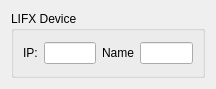
Qt form qt/ManualDevicesSettingsPage/LIFXSettingsEntry/LIFXSettingsEntry.ui (CalcProgrammer1/OpenRGB) before a commit.
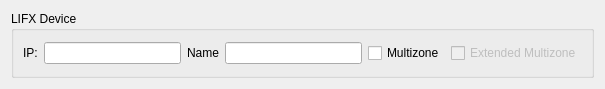
The same form after that commit.

Commit message: Add multizone support for LIFX devices

```diff
--- a/qt/ManualDevicesSettingsPage/LIFXSettingsEntry/LIFXSettingsEntry.ui
+++ b/qt/ManualDevicesSettingsPage/LIFXSettingsEntry/LIFXSettingsEntry.ui
@@ -6,7 +6,7 @@
    <rect>
     <x>0</x>
     <y>0</y>
-    <width>216</width>
+    <width>605</width>
     <height>89</height>
    </rect>
   </property>
@@ -26,8 +26,15 @@
       <string>LIFX Device</string>
      </property>
      <layout class="QGridLayout" name="gridLayout_2">
-      <item row="1" column="5">
-       <widget class="QLineEdit" name="NameEdit"/>
+      <item row="1" column="3">
+       <widget class="QLineEdit" name="IPEdit"/>
+      </item>
+      <item row="1" column="6">
+       <widget class="QCheckBox" name="MultizoneCheckBox">
+        <property name="text">
+         <string>Multizone</string>
+        </property>
+       </widget>
       </item>
       <item row="1" column="0">
        <widget class="QLabel" name="IPLabel">
@@ -36,9 +43,6 @@
         </property>
        </widget>
       </item>
-      <item row="1" column="3">
-       <widget class="QLineEdit" name="IPEdit"/>
-      </item>
       <item row="1" column="4">
        <widget class="QLabel" name="NameLabel">
         <property name="text">
@@ -46,6 +50,19 @@
         </property>
        </widget>
       </item>
+      <item row="1" column="5">
+       <widget class="QLineEdit" name="NameEdit"/>
+      </item>
+      <item row="1" column="7">
+       <widget class="QCheckBox" name="ExtendedMultizoneCheckBox">
+        <property name="enabled">
+         <bool>false</bool>
+        </property>
+        <property name="text">
+         <string>Extended Multizone</string>
+        </property>
+       </widget>
+      </item>
      </layout>
     </widget>
    </item>
```
The commit also changes 6 other files.
